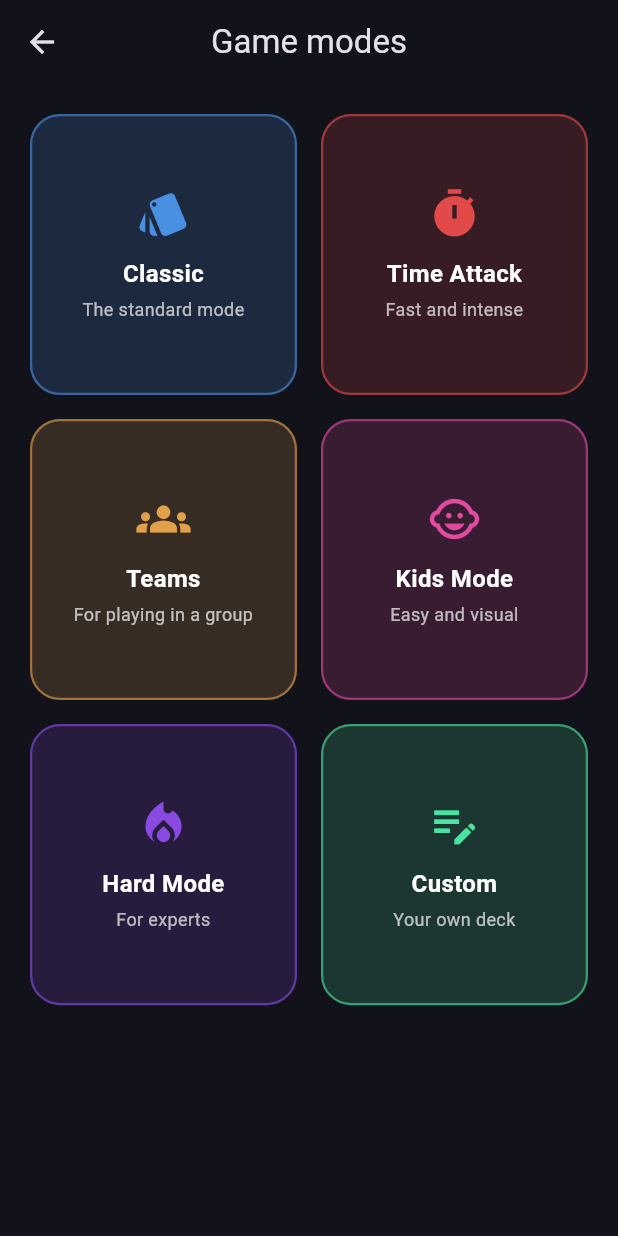
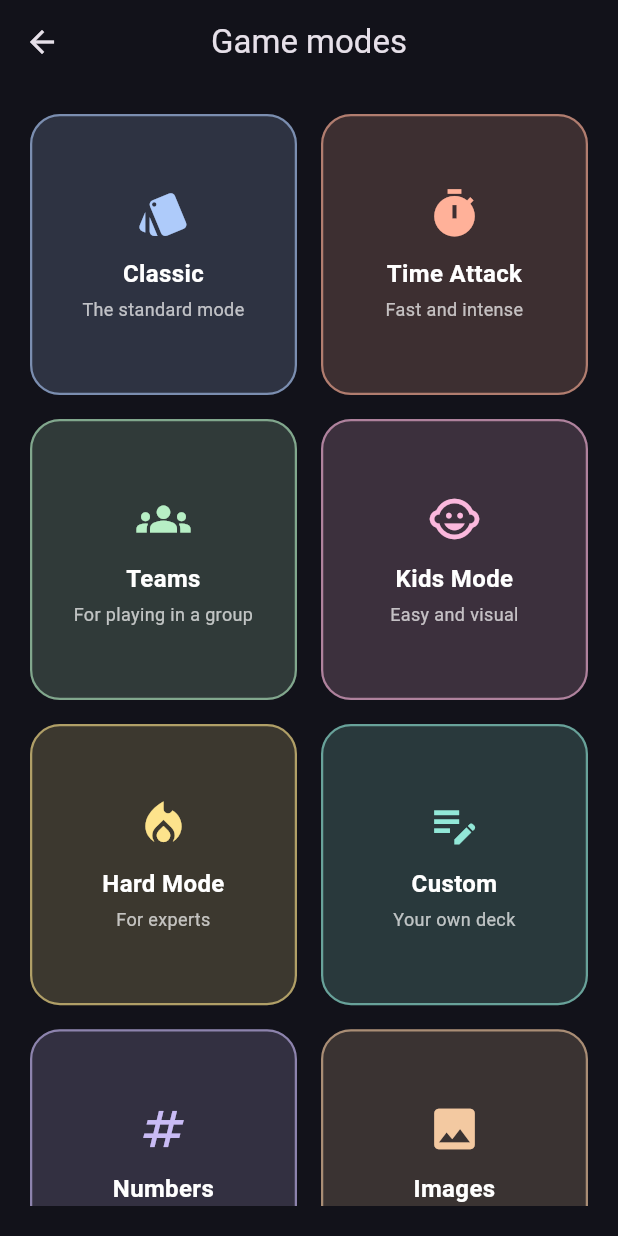
Before and after one commit to albertolicea00/GuessT, a Flutter app: the ModeSelectScreen screen opened directly, on a phone screen of 412 x 824 dp. Run offline on Flutter 3.47's test engine with Material 3 defaults, Android fonts, the phone set to English and light mode, and no system bars; our stand-ins replace sensors_plus, shared_preferences; accounts and stored records are empty; generated files the repository leaves out were written again.

Commit message:
feat: add Numbers and Images game modes
Numbers: a new "numbers" category (word names one-ten, en/es) restricted
to a new short 45s mode, same pattern as Kids/Hard.

Images: a picture shows instead of a word. Content lives in
assets/images/movies/ and is discovered at runtime via Flutter's asset
manifest (image_deck_service.dart) — no manifest file to maintain, drop
files in and the filename becomes the answer. Ships empty; see that
folder's README. ModeInfoScreen loads the deck on continue and shows an
empty-state message if none are found yet.

Also includes this round's updated mode colors (game_mode.dart) and two
gameplay-hint strings, both consumed by the visual redesign in the next
commit — bundled here since they land in the same files as the new
mode data.

```diff
--- a/lib/data/categories.dart
+++ b/lib/data/categories.dart
@@ -9,6 +9,7 @@ const List<WordCategoryMeta> kCategoryMetas = [
   WordCategoryMeta(id: 'historyScience', icon: Icons.science),
   WordCategoryMeta(id: 'colorsShapes', icon: Icons.palette),
   WordCategoryMeta(id: 'animalsEasy', icon: Icons.cruelty_free),
+  WordCategoryMeta(id: 'numbers', icon: Icons.numbers),
 ];
 
 const List<String> kNormalCategoryIds = ['animals', 'movies', 'series', 'objects'];
--- a/lib/data/word_data_en.dart
+++ b/lib/data/word_data_en.dart
@@ -9,6 +9,7 @@ const Map<String, String> kCategoryNamesEn = {
   'historyScience': 'History & Science',
   'colorsShapes': 'Colors & Shapes',
   'animalsEasy': 'Animals (easy)',
+  'numbers': 'Numbers',
 };
 
 const Map<String, List<String>> kCategoryWordsEn = {
@@ -47,4 +48,8 @@ const Map<String, List<String>> kCategoryWordsEn = {
     'Dog', 'Cat', 'Cow', 'Duck', 'Fish', 'Horse',
     'Sheep', 'Chicken', 'Rabbit', 'Pig', 'Frog', 'Bee',
   ],
+  'numbers': [
+    'One', 'Two', 'Three', 'Four', 'Five',
+    'Six', 'Seven', 'Eight', 'Nine', 'Ten',
+  ],
 };
--- a/lib/data/word_data_es.dart
+++ b/lib/data/word_data_es.dart
@@ -9,6 +9,7 @@ const Map<String, String> kCategoryNamesEs = {
   'historyScience': 'Historia y Ciencia',
   'colorsShapes': 'Colores y Formas',
   'animalsEasy': 'Animales (fácil)',
+  'numbers': 'Números',
 };
 
 const Map<String, List<String>> kCategoryWordsEs = {
@@ -47,4 +48,8 @@ const Map<String, List<String>> kCategoryWordsEs = {
     'Perro', 'Gato', 'Vaca', 'Pato', 'Pez', 'Caballo',
     'Oveja', 'Gallina', 'Conejo', 'Cerdo', 'Rana', 'Abeja',
   ],
+  'numbers': [
+    'Uno', 'Dos', 'Tres', 'Cuatro', 'Cinco',
+    'Seis', 'Siete', 'Ocho', 'Nueve', 'Diez',
+  ],
 };
--- a/lib/l10n/app_en.arb
+++ b/lib/l10n/app_en.arb
@@ -115,5 +115,17 @@
 
   "modeCustomName": "Custom",
   "modeCustomTagline": "Your own deck",
-  "modeCustomDescription": "Write your own words and play with your deck, saved on this device. Played just like Classic mode."
+  "modeCustomDescription": "Write your own words and play with your deck, saved on this device. Played just like Classic mode.",
+
+  "modeNumbersName": "Numbers",
+  "modeNumbersTagline": "Count it out",
+  "modeNumbersDescription": "Guess numbers one through ten. Simple, fast, and great for warming up a new group.",
+
+  "modeImagesName": "Images",
+  "modeImagesTagline": "Guess the picture",
+  "modeImagesDescription": "A picture shows instead of a word — guess what it is before time runs out.",
+  "imageDeckEmpty": "No images yet. Add pictures to assets/images/movies/ and restart the app.",
+
+  "tiltDownHint": "Tilt down for Correct!",
+  "tiltUpHint": "Tilt up to Pass"
 }
--- a/lib/models/game_mode.dart
+++ b/lib/models/game_mode.dart
@@ -1,6 +1,6 @@
 import 'package:flutter/material.dart';
 
-enum GameModeId { classic, timeAttack, teams, kids, hard, custom }
+enum GameModeId { classic, timeAttack, teams, kids, hard, custom, numbers, images }
 
 class GameModeConfig {
   final GameModeId id;
@@ -13,6 +13,7 @@ class GameModeConfig {
   final List<String> restrictedCategoryIds;
   final bool usesCustomDeck;
   final bool isTeamMode;
+  final bool usesImageDeck;
 
   const GameModeConfig({
     required this.id,
@@ -24,6 +25,7 @@ class GameModeConfig {
     this.restrictedCategoryIds = const [],
     this.usesCustomDeck = false,
     this.isTeamMode = false,
+    this.usesImageDeck = false,
   });
 }
 
@@ -31,7 +33,7 @@ const List<GameModeConfig> kGameModes = [
   GameModeConfig(
     id: GameModeId.classic,
     icon: Icons.style,
-    color: Color(0xFF4A90E2),
+    color: Color(0xFFAECBFA),
     durationSeconds: 60,
     allowPass: true,
     penalizeWrong: false,
@@ -39,7 +41,7 @@ const List<GameModeConfig> kGameModes = [
   GameModeConfig(
     id: GameModeId.timeAttack,
     icon: Icons.timer,
-    color: Color(0xFFE24A4A),
+    color: Color(0xFFFFB199),
     durationSeconds: 30,
     allowPass: false,
     penalizeWrong: false,
@@ -47,7 +49,7 @@ const List<GameModeConfig> kGameModes = [
   GameModeConfig(
     id: GameModeId.teams,
     icon: Icons.groups,
-    color: Color(0xFFE2A04A),
+    color: Color(0xFFB7EFC5),
     durationSeconds: 60,
     allowPass: true,
     penalizeWrong: false,
@@ -56,7 +58,7 @@ const List<GameModeConfig> kGameModes = [
   GameModeConfig(
     id: GameModeId.kids,
     icon: Icons.child_care,
-    color: Color(0xFFE24AA0),
+    color: Color(0xFFFBB8DD),
     durationSeconds: 90,
     allowPass: true,
     penalizeWrong: false,
@@ -65,7 +67,7 @@ const List<GameModeConfig> kGameModes = [
   GameModeConfig(
     id: GameModeId.hard,
     icon: Icons.local_fire_department,
-    color: Color(0xFF8A4AE2),
+    color: Color(0xFFFDE38C),
     durationSeconds: 40,
     allowPass: true,
     penalizeWrong: true,
@@ -74,12 +76,30 @@ const List<GameModeConfig> kGameModes = [
   GameModeConfig(
     id: GameModeId.custom,
     icon: Icons.edit_note,
-    color: Color(0xFF4AE2A0),
+    color: Color(0xFF92E8D8),
     durationSeconds: 60,
     allowPass: true,
     penalizeWrong: false,
     usesCustomDeck: true,
   ),
+  GameModeConfig(
+    id: GameModeId.numbers,
+    icon: Icons.numbers,
+    color: Color(0xFFC9BBF5),
+    durationSeconds: 45,
+    allowPass: true,
+    penalizeWrong: false,
+    restrictedCategoryIds: ['numbers'],
+  ),
+  GameModeConfig(
+    id: GameModeId.images,
+    icon: Icons.image,
+    color: Color(0xFFF3C9A1),
+    durationSeconds: 60,
+    allowPass: true,
+    penalizeWrong: false,
+    usesImageDeck: true,
+  ),
 ];
 
 GameModeConfig gameModeById(GameModeId id) =>
--- a/lib/models/game_mode_text.dart
+++ b/lib/models/game_mode_text.dart
@@ -51,5 +51,17 @@ GameModeText gameModeText(GameModeId id, AppLocalizations l10n) {
         tagline: l10n.modeCustomTagline,
         description: l10n.modeCustomDescription,
       );
+    case GameModeId.numbers:
+      return GameModeText(
+        name: l10n.modeNumbersName,
+        tagline: l10n.modeNumbersTagline,
+        description: l10n.modeNumbersDescription,
+      );
+    case GameModeId.images:
+      return GameModeText(
+        name: l10n.modeImagesName,
+        tagline: l10n.modeImagesTagline,
+        description: l10n.modeImagesDescription,
+      );
   }
 }
--- a/pubspec.yaml
+++ b/pubspec.yaml
@@ -23,3 +23,5 @@ dev_dependencies:
 flutter:
   uses-material-design: true
   generate: true
+  assets:
+    - assets/images/movies/
```
Also changed, not shown: lib/l10n/app_es.arb (+13 -1 lines), lib/screens/mode_info_screen.dart (+23 -0 lines), lib/services/image_deck_service.dart (added, +33 -0 lines), 2 other files.
